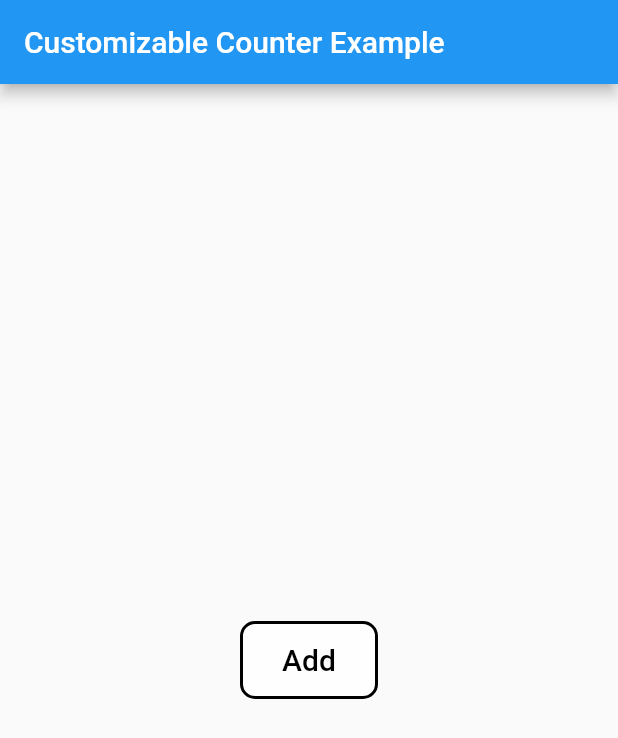
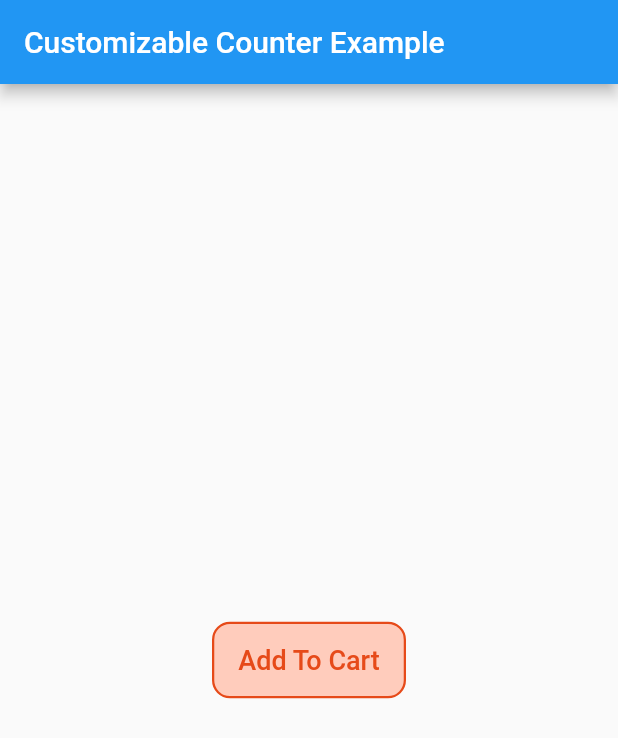
Before and after one commit to ihjohny/Customizable-Counter, a Flutter app: the screen it shows after launch, on a phone screen of 412 x 824 dp. Shown: the top 738 px of the screen. Run offline on Flutter 3.47's test engine with Material 2 defaults, Android fonts, the phone set to English and light mode, and no system bars.

Commit message:
customization added on button.

```diff
--- a/example/lib/main.dart
+++ b/example/lib/main.dart
@@ -36,8 +36,26 @@ class _MyHomePageState extends State<MyHomePage> {
       appBar: AppBar(
         title: Text(widget.title),
       ),
-      body: const Center(
-        child: CustomizableCounter(),
+      body: Center(
+        child: CustomizableCounter(
+          borderColor: const Color(0xFFE64A19),
+          borderWidth: 1.5,
+          borderRadius: 12,
+          backgroundColor: const Color(0xFFFFCCBC),
+          buttonText: "Add To Cart",
+          textColor: const Color(0xFFE64A19),
+          textSize: 18,
+          count: 0,
+          maxCount: 10,
+          onCountChange: (count) {
+            ScaffoldMessenger.of(context).showSnackBar(
+              SnackBar(
+                content: Text("Value Changed: $count"),
+                duration: const Duration(milliseconds: 250),
+              ),
+            );
+          },
+        ),
       ),
     );
   }
--- a/lib/customizable_counter.dart
+++ b/lib/customizable_counter.dart
@@ -3,28 +3,69 @@ library customizable_counter;
 import 'package:flutter/material.dart';
 
 class CustomizableCounter extends StatefulWidget {
-  const CustomizableCounter({Key? key}) : super(key: key);
+  final Color? borderColor;
+  final double? borderWidth;
+  final double? borderRadius;
+  final Color? backgroundColor;
+  final String? buttonText;
+  final Color? textColor;
+  final double? textSize;
+  final Widget? decrementIcon;
+  final Widget? incrementIcon;
+  final double count;
+  final double maxCount;
+  final double minCount;
+  final double step;
+  final bool showButtonText;
+  final void Function(double c)? onCountChange;
+
+  const CustomizableCounter({
+    Key? key,
+    this.borderColor,
+    this.borderWidth,
+    this.borderRadius,
+    this.backgroundColor,
+    this.buttonText,
+    this.textColor,
+    this.textSize,
+    this.decrementIcon,
+    this.incrementIcon,
+    this.count = 0,
+    this.maxCount = double.maxFinite,
+    this.minCount = 0,
+    this.step = 1,
+    this.showButtonText = true,
+    this.onCountChange,
+  }) : super(key: key);
 
   @override
   State<CustomizableCounter> createState() => _CustomizableCounterState();
 }
 
 class _CustomizableCounterState extends State<CustomizableCounter> {
-  int counter = 0;
+  double mCount = 0;
+
+  @override
+  void initState() {
+    mCount = widget.count;
+    super.initState();
+  }
 
   void decrement() {
     setState(() {
-      if (counter == 1) {
-        counter = 0;
-      } else {
-        counter--;
+      if ((mCount - widget.step) >= widget.minCount) {
+        mCount -= widget.step;
+        widget.onCountChange?.call(mCount);
       }
     });
   }
 
   void increment() {
     setState(() {
-      counter++;
+      if ((mCount + widget.step) <= widget.maxCount) {
+        mCount += widget.step;
+        widget.onCountChange?.call(mCount);
+      }
     });
   }
 
@@ -34,39 +75,50 @@ class _CustomizableCounterState extends State<CustomizableCounter> {
       children: [
         Container(
           decoration: BoxDecoration(
-              color: Colors.white70,
-              borderRadius: BorderRadius.circular(10),
-              shape: BoxShape.rectangle,
-              border: Border.all(color: Colors.black, width: 2)),
-          child: counter == 0
+            color: widget.backgroundColor,
+            borderRadius: BorderRadius.circular(widget.borderRadius ?? 10),
+            shape: BoxShape.rectangle,
+            border: Border.all(
+                color: widget.borderColor ?? Theme.of(context).primaryColor,
+                width: widget.borderWidth ?? 2.0),
+          ),
+          child: (mCount == 0) && widget.showButtonText
               ? MaterialButton(
                   onPressed: () {
                     increment();
                   },
-                  child: const Text(
-                    "Add",
-                    style: TextStyle(color: Colors.black, fontSize: 20),
+                  child: Text(
+                    widget.buttonText ?? "Add",
+                    style: TextStyle(
+                      color: widget.textColor,
+                      fontSize: widget.textSize,
+                    ),
                   ))
               : Row(
                   mainAxisSize: MainAxisSize.min,
                   children: [
                     IconButton(
                         onPressed: decrement,
-                        icon: const Icon(
-                          Icons.remove,
-                          color: Colors.black,
-                        )),
+                        icon: widget.decrementIcon ??
+                            Icon(
+                              Icons.remove,
+                              color: widget.textColor,
+                            )),
                     Text(
-                      counter.toString(),
+                      _formatDouble(mCount),
                       textAlign: TextAlign.center,
-                      style: const TextStyle(color: Colors.black, fontSize: 20),
+                      style: TextStyle(
+                        color: widget.textColor,
+                        fontSize: widget.textSize,
+                      ),
                     ),
                     IconButton(
                         onPressed: increment,
-                        icon: const Icon(
-                          Icons.add,
-                          color: Colors.black,
-                        )),
+                        icon: widget.incrementIcon ??
+                            Icon(
+                              Icons.add,
+                              color: widget.textColor,
+                            )),
                   ],
                 ),
         )
@@ -74,3 +126,17 @@ class _CustomizableCounterState extends State<CustomizableCounter> {
     );
   }
 }
+
+String _formatDouble(double value) {
+  //this also rounds (so 0.8999999999999999 becomes '0.9000')
+  var verbose = value.toStringAsFixed(4);
+  var trimmed = verbose;
+  //trim all trailing 0's after the decimal point (and the decimal point if applicable)
+  for (var i = verbose.length - 1; i > 0; i--) {
+    if (trimmed[i] != '0' && trimmed[i] != '.' || !trimmed.contains('.')) {
+      break;
+    }
+    trimmed = trimmed.substring(0, i);
+  }
+  return trimmed;
+}
```
